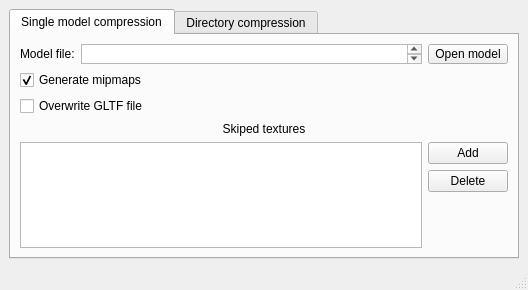
Before: the Qt Designer form tools/texture-compressor/texcompr-gui/forms/mainwindow.ui in maisvendoo/RRS, drawn with Qt 5.
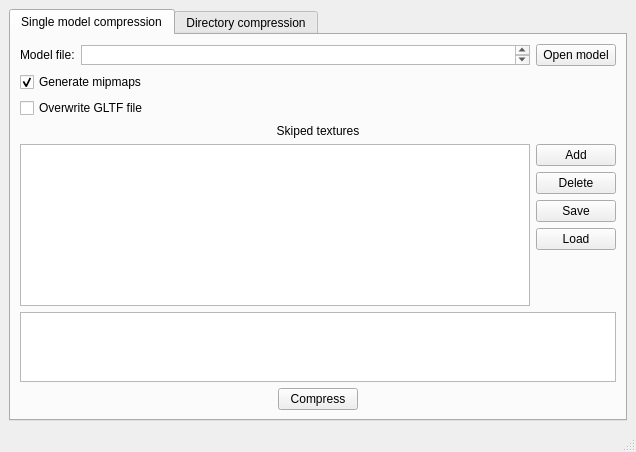
After: the same form once the commit is applied.

```diff
--- a/tools/texture-compressor/texcompr-gui/forms/mainwindow.ui
+++ b/tools/texture-compressor/texcompr-gui/forms/mainwindow.ui
@@ -6,8 +6,8 @@
    <rect>
     <x>0</x>
     <y>0</y>
-    <width>528</width>
-    <height>290</height>
+    <width>636</width>
+    <height>452</height>
    </rect>
   </property>
   <property name="windowTitle">
@@ -24,7 +24,7 @@
        <attribute name="title">
         <string>Single model compression</string>
        </attribute>
-       <layout class="QVBoxLayout" name="verticalLayout_4">
+       <layout class="QHBoxLayout" name="horizontalLayout_5">
         <item>
          <layout class="QVBoxLayout" name="verticalLayout_3">
           <item>
@@ -59,7 +59,7 @@
                 <property name="maximumSize">
                  <size>
                   <width>16777215</width>
-                  <height>20</height>
+                  <height>24</height>
                  </size>
                 </property>
                 <property name="text">
@@ -117,6 +117,20 @@
                   </property>
                  </widget>
                 </item>
+                <item>
+                 <widget class="QPushButton" name="pbSave">
+                  <property name="text">
+                   <string>Save</string>
+                  </property>
+                 </widget>
+                </item>
+                <item>
+                 <widget class="QPushButton" name="pbLoad">
+                  <property name="text">
+                   <string>Load</string>
+                  </property>
+                 </widget>
+                </item>
                 <item>
                  <spacer name="verticalSpacer">
                   <property name="orientation">
@@ -134,6 +148,53 @@
               </item>
              </layout>
             </item>
+            <item>
+             <widget class="QPlainTextEdit" name="ptLog">
+              <property name="maximumSize">
+               <size>
+                <width>16777215</width>
+                <height>100</height>
+               </size>
+              </property>
+             </widget>
+            </item>
+            <item>
+             <layout class="QHBoxLayout" name="horizontalLayout_4">
+              <item>
+               <spacer name="horizontalSpacer">
+                <property name="orientation">
+                 <enum>Qt::Horizontal</enum>
+                </property>
+                <property name="sizeHint" stdset="0">
+                 <size>
+                  <width>40</width>
+                  <height>20</height>
+                 </size>
+                </property>
+               </spacer>
+              </item>
+              <item>
+               <widget class="QPushButton" name="pbCompress">
+                <property name="text">
+                 <string>Compress</string>
+                </property>
+               </widget>
+              </item>
+              <item>
+               <spacer name="horizontalSpacer_2">
+                <property name="orientation">
+                 <enum>Qt::Horizontal</enum>
+                </property>
+                <property name="sizeHint" stdset="0">
+                 <size>
+                  <width>40</width>
+                  <height>20</height>
+                 </size>
+                </property>
+               </spacer>
+              </item>
+             </layout>
+            </item>
            </layout>
           </item>
          </layout>
```
Left out of the diff: 4 changed lines with no effect on the pictures.
